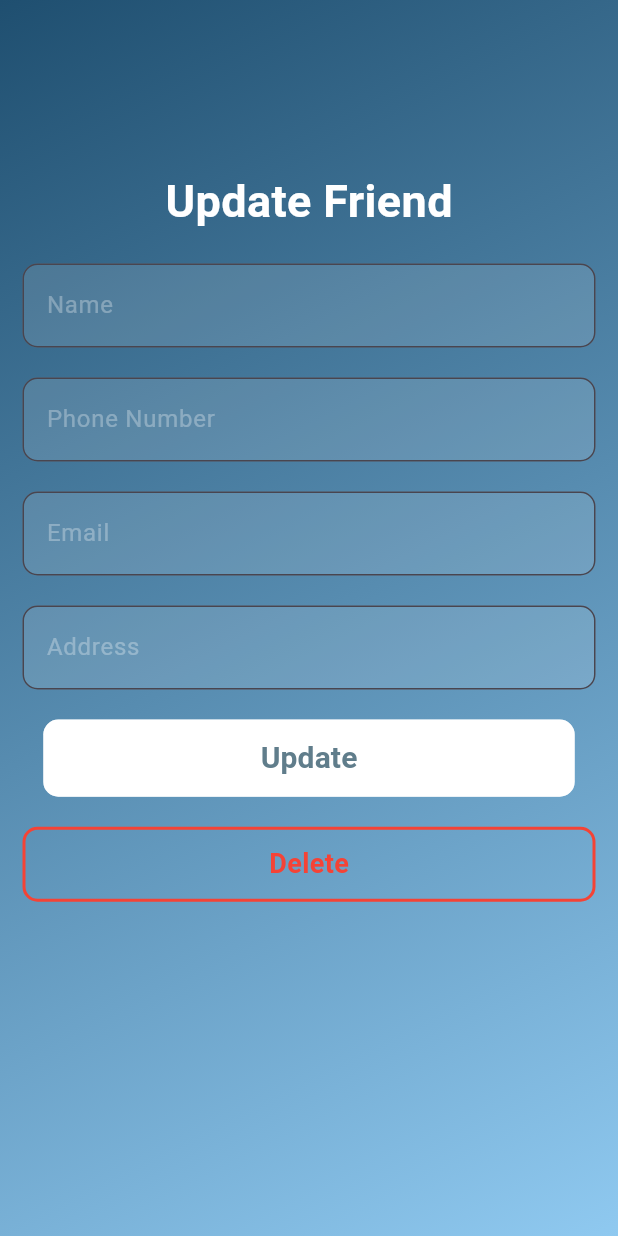
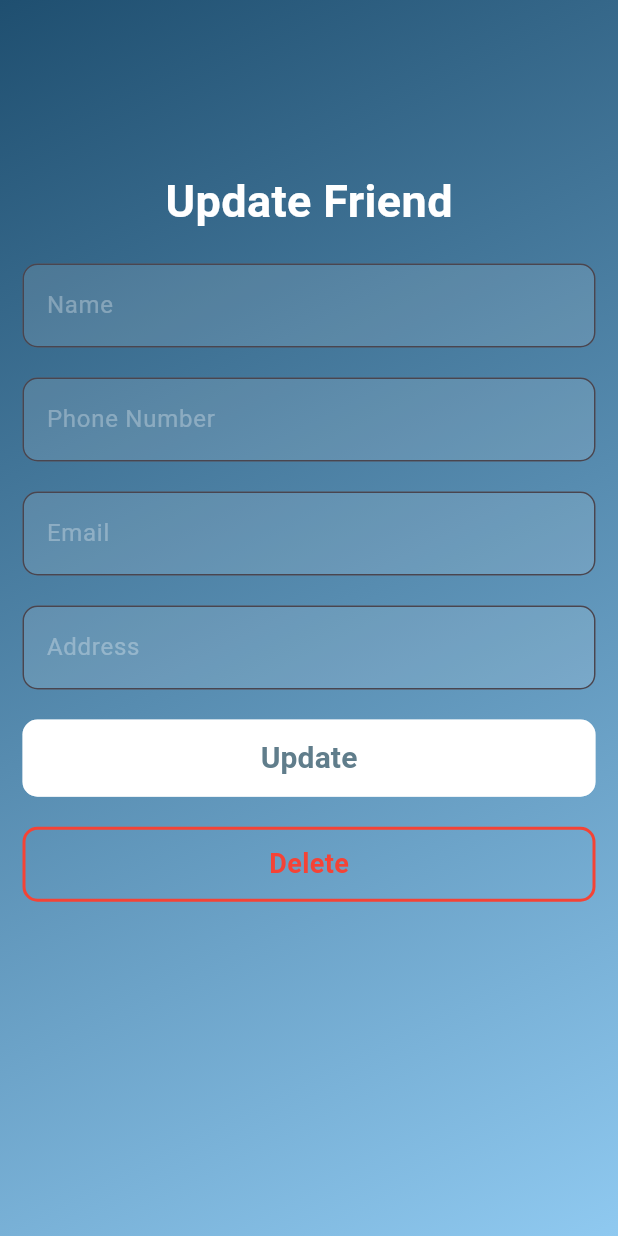
Before and after one commit to minhthongnt2610/flutter-exercises, a Flutter app: the screen it shows after launch, on a phone screen of 412 x 824 dp. Run offline on Flutter 3.47's test engine with Material 3 defaults, Android fonts, the phone set to English and light mode, and no system bars; our stand-ins replace cloud_firestore, date_field, firebase_core, firebase_crashlytics, sqflite, video_player; accounts and stored records are empty.

Commit message:
update primary_button.dart

```diff
--- a/practice_firebase/lib/common_widgets/primary_button.dart
+++ b/practice_firebase/lib/common_widgets/primary_button.dart
@@ -14,10 +14,9 @@
 
   @override
   Widget build(BuildContext context) {
-    int width = MediaQuery.of(context).size.width.toInt();
     int height = MediaQuery.of(context).size.height.toInt();
     return Container(
-      width: 368 * width / 428,
+      width: double.infinity,
       height: 58 * height / 928,
       decoration: BoxDecoration(
         border: Border.all(color: Colors.white54, width: 3),
```
